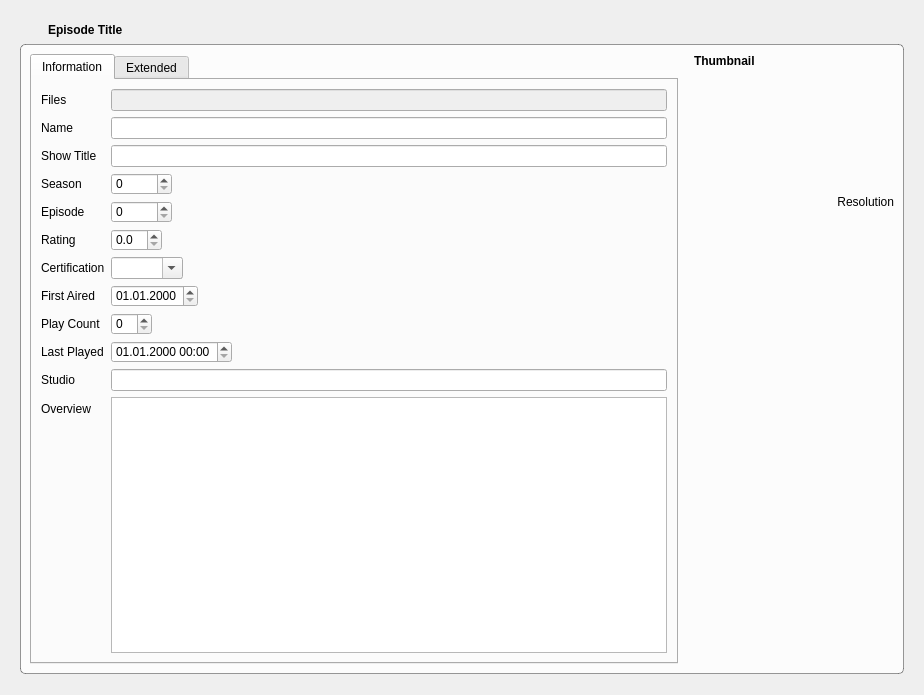
Old version of the form tvShows/TvShowWidgetEpisode.ui in the repository Komet/MediaElch.
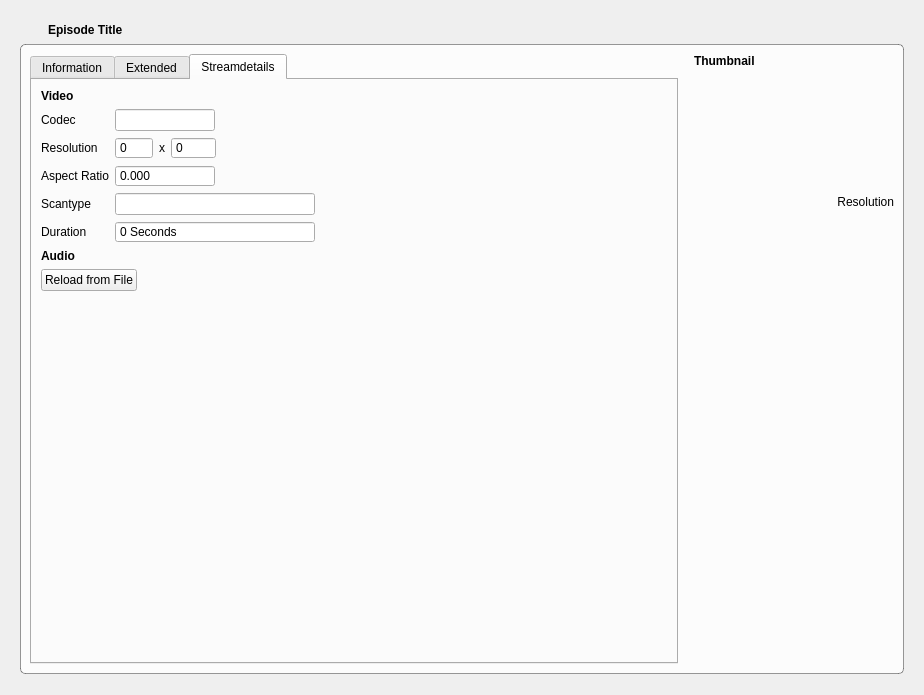
New version of the form. Icons and pictures are not drawn. Custom widgets are drawn as their Qt base class.

Commit message: Fixes #110 Added support for streamdetails with libmediainfo

What changed in the file:
```diff
--- a/tvShows/TvShowWidgetEpisode.ui
+++ b/tvShows/TvShowWidgetEpisode.ui
@@ -88,7 +88,7 @@
          <enum>Qt::NoFocus</enum>
         </property>
         <property name="currentIndex">
-         <number>0</number>
+         <number>2</number>
         </property>
         <widget class="QWidget" name="tab1">
          <attribute name="title">
@@ -476,6 +476,218 @@
           </item>
          </layout>
         </widget>
+        <widget class="QWidget" name="tab_2">
+         <attribute name="title">
+          <string>Streamdetails</string>
+         </attribute>
+         <layout class="QVBoxLayout" name="verticalLayout_6">
+          <item>
+           <layout class="QGridLayout" name="streamDetails">
+            <item row="3" column="0">
+             <widget class="QLabel" name="label_29">
+              <property name="text">
+               <string>Aspect Ratio</string>
+              </property>
+             </widget>
+            </item>
+            <item row="4" column="0">
+             <widget class="QLabel" name="label_32">
+              <property name="text">
+               <string>Scantype</string>
+              </property>
+             </widget>
+            </item>
+            <item row="1" column="1">
+             <widget class="QLineEdit" name="videoCodec">
+              <property name="maximumSize">
+               <size>
+                <width>100</width>
+                <height>16777215</height>
+               </size>
+              </property>
+             </widget>
+            </item>
+            <item row="2" column="0">
+             <widget class="QLabel" name="label_28">
+              <property name="text">
+               <string>Resolution</string>
+              </property>
+             </widget>
+            </item>
+            <item row="1" column="0">
+             <widget class="QLabel" name="label_31">
+              <property name="text">
+               <string>Codec</string>
+              </property>
+             </widget>
+            </item>
+            <item row="3" column="1">
+             <widget class="QDoubleSpinBox" name="videoAspectRatio">
+              <property name="maximumSize">
+               <size>
+                <width>100</width>
+                <height>16777215</height>
+               </size>
+              </property>
+              <property name="buttonSymbols">
+               <enum>QAbstractSpinBox::NoButtons</enum>
+              </property>
+              <property name="decimals">
+               <number>3</number>
+              </property>
+             </widget>
+            </item>
+            <item row="2" column="1">
+             <layout class="QHBoxLayout" name="horizontalLayout_16">
+              <item>
+               <widget class="QSpinBox" name="videoWidth">
+                <property name="buttonSymbols">
+                 <enum>QAbstractSpinBox::NoButtons</enum>
+                </property>
+                <property name="maximum">
+                 <number>9999</number>
+                </property>
+               </widget>
+              </item>
+              <item>
+               <widget class="QLabel" name="label_30">
+                <property name="text">
+                 <string>x</string>
+                </property>
+               </widget>
+              </item>
+              <item>
+               <widget class="QSpinBox" name="videoHeight">
+                <property name="buttonSymbols">
+                 <enum>QAbstractSpinBox::NoButtons</enum>
+                </property>
+                <property name="maximum">
+                 <number>99999</number>
+                </property>
+               </widget>
+              </item>
+              <item>
+               <spacer name="horizontalSpacer_10">
+                <property name="orientation">
+                 <enum>Qt::Horizontal</enum>
+                </property>
+                <property name="sizeHint" stdset="0">
+                 <size>
+                  <width>40</width>
+                  <height>20</height>
+                 </size>
+                </property>
+               </spacer>
+              </item>
+             </layout>
+            </item>
+            <item row="6" column="0">
+             <widget class="QLabel" name="labelStreamDetailsAudio">
+              <property name="font">
+               <font>
+                <weight>75</weight>
+                <bold>true</bold>
+               </font>
+              </property>
+              <property name="text">
+               <string>Audio</string>
+              </property>
+             </widget>
+            </item>
+            <item row="0" column="0">
+             <widget class="QLabel" name="label_27">
+              <property name="font">
+               <font>
+                <weight>75</weight>
+                <bold>true</bold>
+               </font>
+              </property>
+              <property name="text">
+               <string>Video</string>
+              </property>
+             </widget>
+            </item>
+            <item row="4" column="1">
+             <widget class="QLineEdit" name="videoScantype">
+              <property name="maximumSize">
+               <size>
+                <width>200</width>
+                <height>16777215</height>
+               </size>
+              </property>
+             </widget>
+            </item>
+            <item row="5" column="0">
+             <widget class="QLabel" name="label_33">
+              <property name="text">
+               <string>Duration</string>
+              </property>
+             </widget>
+            </item>
+            <item row="5" column="1">
+             <widget class="QSpinBox" name="videoDuration">
+              <property name="maximumSize">
+               <size>
+                <width>200</width>
+                <height>16777215</height>
+               </size>
+              </property>
+              <property name="buttonSymbols">
+               <enum>QAbstractSpinBox::NoButtons</enum>
+              </property>
+              <property name="suffix">
+               <string> Seconds</string>
+              </property>
+              <property name="maximum">
+               <number>99999</number>
+              </property>
+             </widget>
+            </item>
+           </layout>
+          </item>
+          <item>
+           <layout class="QHBoxLayout" name="horizontalLayout_17">
+            <item>
+             <widget class="QPushButton" name="buttonReloadStreamDetails">
+              <property name="text">
+               <string>Reload from File</string>
+              </property>
+              <property name="icon">
+               <iconset resource="../MediaElch.qrc">
+                <normaloff>:/img/arrow_circle_right.png</normaloff>:/img/arrow_circle_right.png</iconset>
+              </property>
+             </widget>
+            </item>
+            <item>
+             <spacer name="horizontalSpacer_9">
+              <property name="orientation">
+               <enum>Qt::Horizontal</enum>
+              </property>
+              <property name="sizeHint" stdset="0">
+               <size>
+                <width>40</width>
+                <height>20</height>
+               </size>
+              </property>
+             </spacer>
+            </item>
+           </layout>
+          </item>
+          <item>
+           <spacer name="verticalSpacer_8">
+            <property name="orientation">
+             <enum>Qt::Vertical</enum>
+            </property>
+            <property name="sizeHint" stdset="0">
+             <size>
+              <width>20</width>
+              <height>278</height>
+             </size>
+            </property>
+           </spacer>
+          </item>
+         </layout>
+        </widget>
        </widget>
       </item>
       <item>
```
The commit also changes 27 other files.
